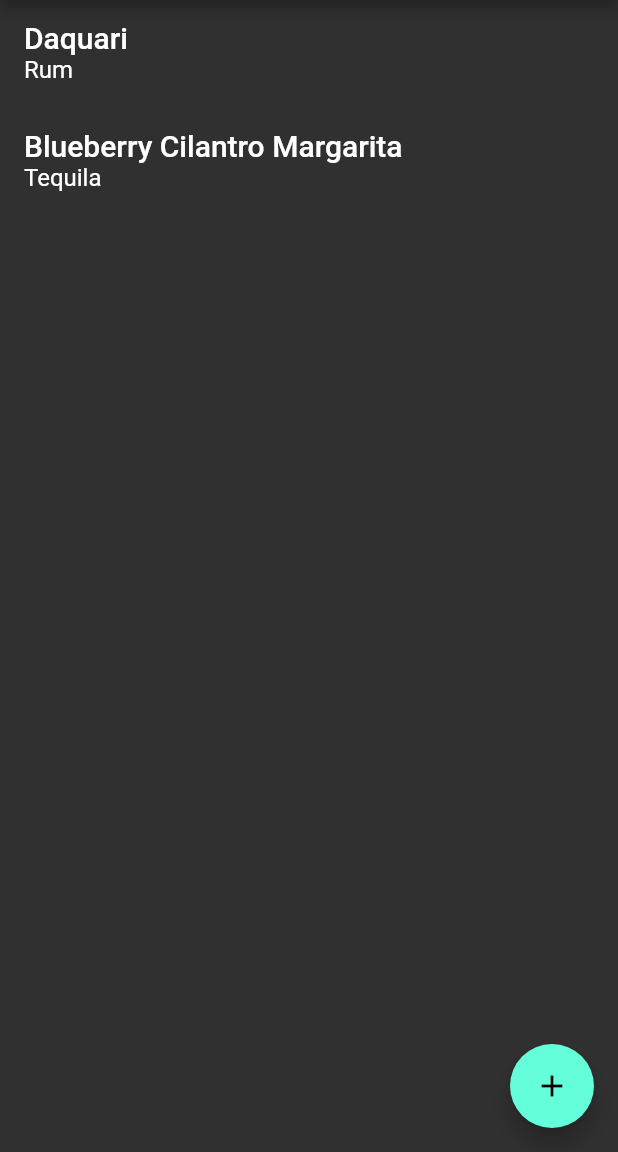
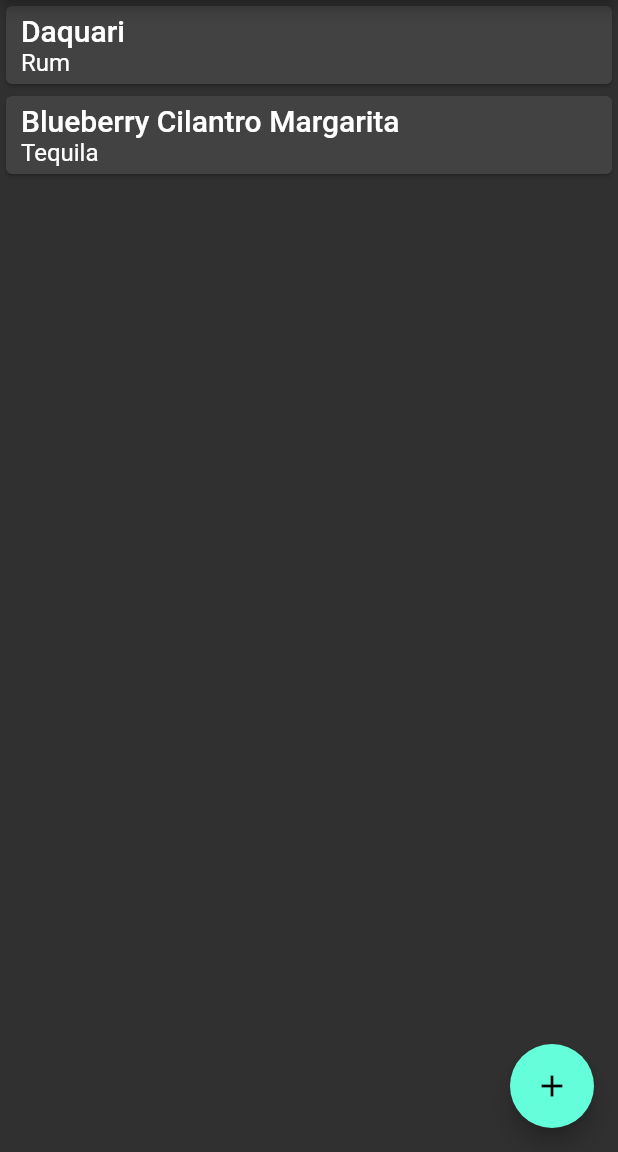
Before and after one commit to nicjohnson145/mixer-redux, a Flutter app: the screen it shows after launch, on a phone screen of 412 x 824 dp, the part 84-1236 px from its top. Run offline on Flutter 3.47's test engine with Material 2 defaults, Android fonts, the phone set to English and light mode, and no system bars; our stand-ins replace flutter_redux, redux.

Commit message:
Better presentation of drink items

```diff
--- a/mixer/lib/presentation/drink_item.dart
+++ b/mixer/lib/presentation/drink_item.dart
@@ -8,20 +8,37 @@ class DrinkItem extends StatelessWidget {
         @required this.drink,
     });
 
+    Widget getCardContents(BuildContext context) {
+        return Container(
+            child: Padding(
+                padding: EdgeInsets.symmetric(
+                    vertical: 5.0,
+                    horizontal: 10.0,
+                ),
+                child: Column(
+                    crossAxisAlignment: CrossAxisAlignment.start,
+                    children: <Widget> [
+                        Text(
+                            this.drink.name,
+                            style: Theme.of(context).textTheme.title,
+                        ),
+                        Text(
+                            this.drink.primary_alcohol,
+                            style: Theme.of(context).textTheme.subhead,
+                        )
+                    ],
+                ),
+            ),
+        );
+    }
+
     @override
     Widget build(BuildContext context) {
-        return ListTile(
-            title: Text(
-                this.drink.name,
-                maxLines: 1,
-                overflow: TextOverflow.ellipsis,
-                style: Theme.of(context).textTheme.title,
-            ),
-            subtitle: Text(
-                this.drink.primary_alcohol,
-                maxLines: 1,
-                overflow: TextOverflow.ellipsis,
-                style: Theme.of(context).textTheme.subhead,
+        return Card(
+            child: InkWell(
+                splashColor: Colors.blue.withAlpha(30),
+                onTap: () => print('TAPPED'),
+                child: this.getCardContents(context),
             ),
         );
     }
```
